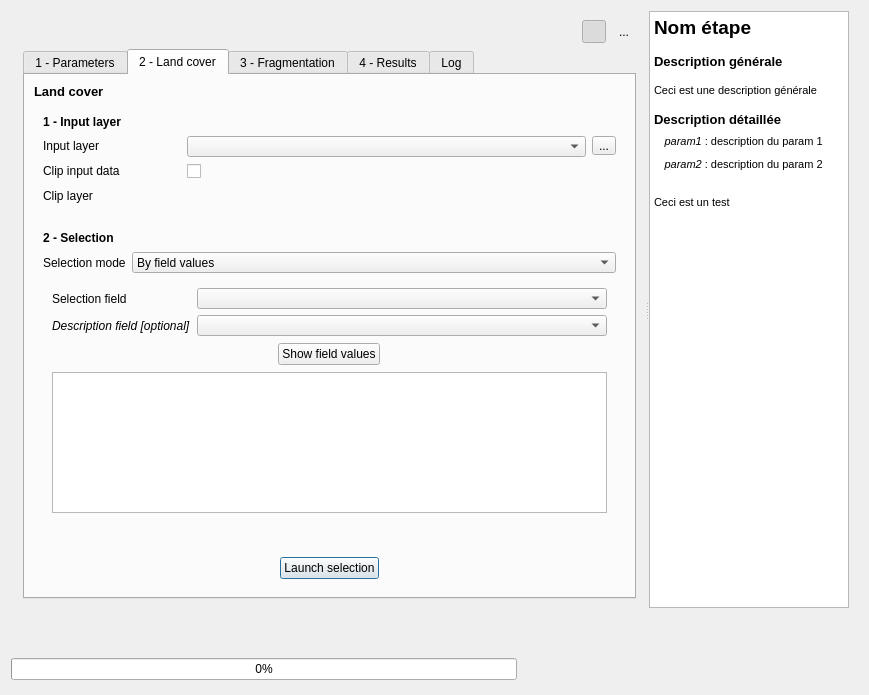
Old version of the form FragScape_dialog_base.ui in the repository MathieuChailloux/FragScape.
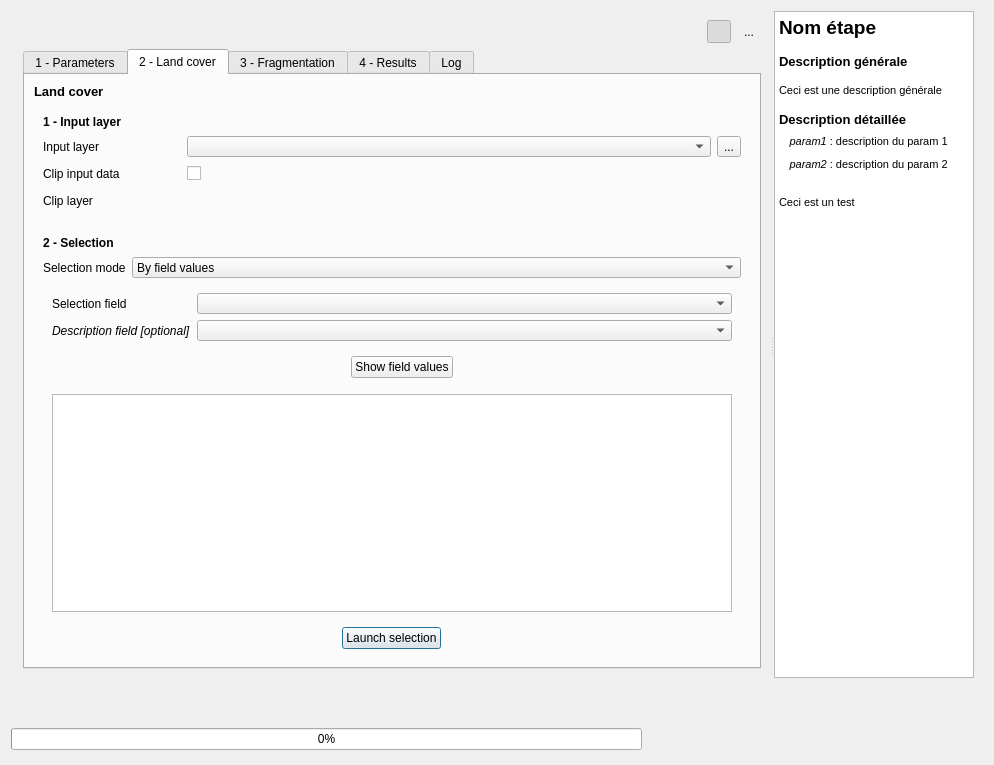
New version of the form. The open tabs and pages were chosen to show the change. Icons and pictures are not drawn. Custom widgets are drawn as their Qt base class.

Commit message: Import/export for landuse field values.

Patch:
```diff
--- a/FragScape_dialog_base.ui
+++ b/FragScape_dialog_base.ui
@@ -6,8 +6,8 @@
    <rect>
     <x>0</x>
     <y>0</y>
-    <width>869</width>
-    <height>695</height>
+    <width>994</width>
+    <height>765</height>
    </rect>
   </property>
   <property name="sizePolicy">
@@ -82,8 +82,8 @@
            <rect>
             <x>0</x>
             <y>0</y>
-            <width>635</width>
-            <height>601</height>
+            <width>759</width>
+            <height>671</height>
            </rect>
           </property>
           <property name="sizePolicy">
@@ -92,6 +92,12 @@
             <verstretch>0</verstretch>
            </sizepolicy>
           </property>
+          <property name="maximumSize">
+           <size>
+            <width>16777215</width>
+            <height>16777215</height>
+           </size>
+          </property>
           <layout class="QGridLayout" name="gridLayout_6">
            <item row="0" column="0">
             <widget class="QToolButton" name="openProject">
@@ -259,7 +265,7 @@
            <item row="1" column="0" colspan="7">
             <widget class="QTabWidget" name="mTabWidget">
              <property name="sizePolicy">
-              <sizepolicy hsizetype="Expanding" vsizetype="Expanding">
+              <sizepolicy hsizetype="Expanding" vsizetype="Minimum">
                <horstretch>2</horstretch>
                <verstretch>0</verstretch>
               </sizepolicy>
@@ -1026,21 +1032,76 @@
                          <enum>QFrame::Raised</enum>
                         </property>
                         <layout class="QHBoxLayout" name="horizontalLayout">
-                         <property name="spacing">
-                          <number>0</number>
-                         </property>
-                         <property name="leftMargin">
-                          <number>0</number>
-                         </property>
-                         <property name="topMargin">
-                          <number>0</number>
-                         </property>
-                         <property name="rightMargin">
-                          <number>0</number>
-                         </property>
-                         <property name="bottomMargin">
-                          <number>0</number>
-                         </property>
+                         <item>
+                          <widget class="QToolButton" name="landuseOpenTable">
+                           <property name="toolTip">
+                            <string>Import field values from CSV file</string>
+                           </property>
+                           <property name="text">
+                            <string/>
+                           </property>
+                           <property name="icon">
+                            <iconset resource="resources.qrc">
+                             <normaloff>:/plugins/FragScape/icons/mActionFileOpen.svg</normaloff>:/plugins/FragScape/icons/mActionFileOpen.svg</iconset>
+                           </property>
+                           <property name="autoRaise">
+                            <bool>true</bool>
+                           </property>
+                          </widget>
+                         </item>
+                         <item>
+                          <widget class="QToolButton" name="landuseSaveTable">
+                           <property name="sizePolicy">
+                            <sizepolicy hsizetype="Fixed" vsizetype="Fixed">
+                             <horstretch>0</horstretch>
+                             <verstretch>0</verstretch>
+                            </sizepolicy>
+                           </property>
+                           <property name="toolTip">
+                            <string>Export field values to CSV file</string>
+                           </property>
+                           <property name="text">
+                            <string/>
+                           </property>
+                           <property name="icon">
+                            <iconset resource="resources.qrc">
+                             <normaloff>:/plugins/FragScape/icons/mActionFileSaveAs.svg</normaloff>:/plugins/FragScape/icons/mActionFileSaveAs.svg</iconset>
+                           </property>
+                           <property name="autoRaise">
+                            <bool>true</bool>
+                           </property>
+                          </widget>
+                         </item>
+                         <item>
+                          <widget class="QToolButton" name="landuseRemove">
+                           <property name="toolTip">
+                            <string>Delete selected lines</string>
+                           </property>
+                           <property name="text">
+                            <string/>
+                           </property>
+                           <property name="icon">
+                            <iconset resource="resources.qrc">
+                             <normaloff>:/plugins/FragScape/icons/mActionDeleteSelected.svg</normaloff>:/plugins/FragScape/icons/mActionDeleteSelected.svg</iconset>
+                           </property>
+                           <property name="autoRaise">
+                            <bool>true</bool>
+                           </property>
+                          </widget>
+                         </item>
+                         <item>
+                          <spacer name="horizontalSpacer_6">
+                           <property name="orientation">
+                            <enum>Qt::Horizontal</enum>
+                           </property>
+                           <property name="sizeHint" stdset="0">
+                            <size>
+                             <width>184</width>
+                             <height>20</height>
+                            </size>
+                           </property>
+                          </spacer>
+                         </item>
                          <item>
                           <widget class="QPushButton" name="landuseLoadFields">
                            <property name="sizePolicy">
@@ -1061,13 +1122,42 @@
                            </property>
                           </widget>
                          </item>
+                         <item>
+                          <spacer name="horizontalSpacer_8">
+                           <property name="orientation">
+                            <enum>Qt::Horizontal</enum>
+                           </property>
+                           <property name="sizeHint" stdset="0">
+                            <size>
+                             <width>184</width>
+                             <height>20</height>
+                            </size>
+                           </property>
+                          </spacer>
+                         </item>
+                         <item>
+                          <spacer name="horizontalSpacer_9">
+                           <property name="orientation">
+                            <enum>Qt::Horizontal</enum>
+                           </property>
+                           <property name="sizeType">
+                            <enum>QSizePolicy::Fixed</enum>
+                           </property>
+                           <property name="sizeHint" stdset="0">
+                            <size>
+                             <width>70</width>
+                             <height>20</height>
+                            </size>
+                           </property>
+                          </spacer>
+                         </item>
                         </layout>
                        </widget>
                       </item>
                       <item row="3" column="0" colspan="2">
                        <widget class="QTableView" name="landuseView">
                         <property name="sizePolicy">
-                         <sizepolicy hsizetype="Expanding" vsizetype="Preferred">
+                         <sizepolicy hsizetype="Expanding" vsizetype="MinimumExpanding">
                           <horstretch>0</horstretch>
                           <verstretch>0</verstretch>
                          </sizepolicy>
@@ -1089,23 +1179,6 @@
                         </property>
                        </widget>
                       </item>
-                      <item row="4" column="0">
-                       <widget class="QToolButton" name="landuseRemove">
-                        <property name="toolTip">
-                         <string>Delete selected lines</string>
-                        </property>
-                        <property name="text">
-                         <string/>
-                        </property>
-                        <property name="icon">
-                         <iconset resource="resources.qrc">
-                          <normaloff>:/plugins/FragScape/icons/mActionDeleteSelected.svg</normaloff>:/plugins/FragScape/icons/mActionDeleteSelected.svg</iconset>
-                        </property>
-                        <property name="autoRaise">
-                         <bool>true</bool>
-                        </property>
-                       </widget>
-                      </item>
                      </layout>
                     </widget>
                     <widget class="QWidget" name="page_2">
@@ -2384,18 +2457,18 @@
           <string>&lt;!DOCTYPE HTML PUBLIC &quot;-//W3C//DTD HTML 4.0//EN&quot; &quot;http://www.w3.org/TR/REC-html40/strict.dtd&quot;&gt;
 &lt;html&gt;&lt;head&gt;&lt;meta name=&quot;qrichtext&quot; content=&quot;1&quot; /&gt;&lt;style type=&quot;text/css&quot;&gt;
 p, li { white-space: pre-wrap; }
-&lt;/style&gt;&lt;/head&gt;&lt;body style=&quot; font-family:'Ubuntu'; font-size:11pt; font-weight:400; font-style:normal;&quot;&gt;
-&lt;p style=&quot; margin-top:0px; margin-bottom:0px; margin-left:0px; margin-right:0px; -qt-block-indent:0; text-indent:0px;&quot;&gt;&lt;span style=&quot; font-family:'MS Shell Dlg 2'; font-size:14pt; font-weight:600;&quot;&gt;Nom étape&lt;/span&gt;&lt;/p&gt;
-&lt;p style=&quot;-qt-paragraph-type:empty; margin-top:0px; margin-bottom:0px; margin-left:0px; margin-right:0px; -qt-block-indent:0; text-indent:0px; font-family:'MS Shell Dlg 2'; font-size:10pt; font-weight:600;&quot;&gt;&lt;br /&gt;&lt;/p&gt;
-&lt;p style=&quot; margin-top:0px; margin-bottom:0px; margin-left:0px; margin-right:0px; -qt-block-indent:0; text-indent:0px;&quot;&gt;&lt;span style=&quot; font-family:'MS Shell Dlg 2'; font-size:10pt; font-weight:600;&quot;&gt;Description générale&lt;/span&gt;&lt;/p&gt;
-&lt;p style=&quot;-qt-paragraph-type:empty; margin-top:0px; margin-bottom:0px; margin-left:0px; margin-right:0px; -qt-block-indent:0; text-indent:0px; font-family:'MS Shell Dlg 2'; font-size:10pt; font-weight:600;&quot;&gt;&lt;br /&gt;&lt;/p&gt;
-&lt;p style=&quot; margin-top:0px; margin-bottom:0px; margin-left:0px; margin-right:0px; -qt-block-indent:0; text-indent:0px;&quot;&gt;&lt;span style=&quot; font-family:'MS Shell Dlg 2'; font-size:8pt;&quot;&gt;Ceci est une description générale&lt;/span&gt;&lt;/p&gt;
-&lt;p style=&quot;-qt-paragraph-type:empty; margin-top:0px; margin-bottom:0px; margin-left:0px; margin-right:0px; -qt-block-indent:0; text-indent:0px; font-family:'MS Shell Dlg 2'; font-size:10pt; font-weight:600;&quot;&gt;&lt;br /&gt;&lt;/p&gt;
-&lt;p style=&quot; margin-top:0px; margin-bottom:0px; margin-left:0px; margin-right:0px; -qt-block-indent:0; text-indent:0px;&quot;&gt;&lt;span style=&quot; font-family:'MS Shell Dlg 2'; font-size:10pt; font-weight:600;&quot;&gt;Description détaillée&lt;/span&gt;&lt;/p&gt;
-&lt;p style=&quot; margin-top:0px; margin-bottom:0px; margin-left:0px; margin-right:0px; -qt-block-indent:0; text-indent:0px;&quot;&gt;&lt;span style=&quot; font-family:'MS Shell Dlg 2'; font-size:14pt; font-weight:600;&quot;&gt;  &lt;/span&gt;&lt;span style=&quot; font-family:'MS Shell Dlg 2'; font-size:8pt; font-style:italic;&quot;&gt;param1&lt;/span&gt;&lt;span style=&quot; font-family:'MS Shell Dlg 2'; font-size:8pt;&quot;&gt; : description du param 1&lt;/span&gt;&lt;/p&gt;
-&lt;p style=&quot; margin-top:0px; margin-bottom:0px; margin-left:0px; margin-right:0px; -qt-block-indent:0; text-indent:0px;&quot;&gt;&lt;span style=&quot; font-family:'MS Shell Dlg 2'; font-size:14pt; font-weight:600;&quot;&gt;  &lt;/span&gt;&lt;span style=&quot; font-family:'MS Shell Dlg 2'; font-size:8pt; font-style:italic;&quot;&gt;param2&lt;/span&gt;&lt;span style=&quot; font-family:'MS Shell Dlg 2'; font-size:8pt;&quot;&gt; : description du param 2&lt;/span&gt;&lt;/p&gt;
-&lt;p style=&quot;-qt-paragraph-type:empty; margin-top:0px; margin-bottom:0px; margin-left:0px; margin-right:0px; -qt-block-indent:0; text-indent:0px; font-family:'MS Shell Dlg 2'; font-size:14pt; font-weight:600;&quot;&gt;&lt;br /&gt;&lt;/p&gt;
-&lt;p style=&quot; margin-top:0px; margin-bottom:0px; margin-left:0px; margin-right:0px; -qt-block-indent:0; text-indent:0px;&quot;&gt;&lt;span style=&quot; font-family:'MS Shell Dlg 2'; font-size:8pt;&quot;&gt;Ceci est un test&lt;/span&gt;&lt;/p&gt;&lt;/body&gt;&lt;/html&gt;</string>
+&lt;/style&gt;&lt;/head&gt;&lt;body style=&quot; font-family:'MS Shell Dlg 2'; font-size:8.25pt; font-weight:400; font-style:normal;&quot;&gt;
+&lt;p style=&quot; margin-top:0px; margin-bottom:0px; margin-left:0px; margin-right:0px; -qt-block-indent:0; text-indent:0px;&quot;&gt;&lt;span style=&quot; font-size:14pt; font-weight:600;&quot;&gt;Nom étape&lt;/span&gt;&lt;/p&gt;
+&lt;p style=&quot;-qt-paragraph-type:empty; margin-top:0px; margin-bottom:0px; margin-left:0px; margin-right:0px; -qt-block-indent:0; text-indent:0px; font-size:10pt; font-weight:600;&quot;&gt;&lt;br /&gt;&lt;/p&gt;
+&lt;p style=&quot; margin-top:0px; margin-bottom:0px; margin-left:0px; margin-right:0px; -qt-block-indent:0; text-indent:0px;&quot;&gt;&lt;span style=&quot; font-size:10pt; font-weight:600;&quot;&gt;Description générale&lt;/span&gt;&lt;/p&gt;
+&lt;p style=&quot;-qt-paragraph-type:empty; margin-top:0px; margin-bottom:0px; margin-left:0px; margin-right:0px; -qt-block-indent:0; text-indent:0px; font-size:10pt; font-weight:600;&quot;&gt;&lt;br /&gt;&lt;/p&gt;
+&lt;p style=&quot; margin-top:0px; margin-bottom:0px; margin-left:0px; margin-right:0px; -qt-block-indent:0; text-indent:0px;&quot;&gt;&lt;span style=&quot; font-size:8pt;&quot;&gt;Ceci est une description générale&lt;/span&gt;&lt;/p&gt;
+&lt;p style=&quot;-qt-paragraph-type:empty; margin-top:0px; margin-bottom:0px; margin-left:0px; margin-right:0px; -qt-block-indent:0; text-indent:0px; font-size:10pt; font-weight:600;&quot;&gt;&lt;br /&gt;&lt;/p&gt;
+&lt;p style=&quot; margin-top:0px; margin-bottom:0px; margin-left:0px; margin-right:0px; -qt-block-indent:0; text-indent:0px;&quot;&gt;&lt;span style=&quot; font-size:10pt; font-weight:600;&quot;&gt;Description détaillée&lt;/span&gt;&lt;/p&gt;
+&lt;p style=&quot; margin-top:0px; margin-bottom:0px; margin-left:0px; margin-right:0px; -qt-block-indent:0; text-indent:0px;&quot;&gt;&lt;span style=&quot; font-size:14pt; font-weight:600;&quot;&gt;  &lt;/span&gt;&lt;span style=&quot; font-size:8pt; font-style:italic;&quot;&gt;param1&lt;/span&gt;&lt;span style=&quot; font-size:8pt;&quot;&gt; : description du param 1&lt;/span&gt;&lt;/p&gt;
+&lt;p style=&quot; margin-top:0px; margin-bottom:0px; margin-left:0px; margin-right:0px; -qt-block-indent:0; text-indent:0px;&quot;&gt;&lt;span style=&quot; font-size:14pt; font-weight:600;&quot;&gt;  &lt;/span&gt;&lt;span style=&quot; font-size:8pt; font-style:italic;&quot;&gt;param2&lt;/span&gt;&lt;span style=&quot; font-size:8pt;&quot;&gt; : description du param 2&lt;/span&gt;&lt;/p&gt;
+&lt;p style=&quot;-qt-paragraph-type:empty; margin-top:0px; margin-bottom:0px; margin-left:0px; margin-right:0px; -qt-block-indent:0; text-indent:0px; font-size:14pt; font-weight:600;&quot;&gt;&lt;br /&gt;&lt;/p&gt;
+&lt;p style=&quot; margin-top:0px; margin-bottom:0px; margin-left:0px; margin-right:0px; -qt-block-indent:0; text-indent:0px;&quot;&gt;&lt;span style=&quot; font-size:8pt;&quot;&gt;Ceci est un test&lt;/span&gt;&lt;/p&gt;&lt;/body&gt;&lt;/html&gt;</string>
          </property>
          <property name="openLinks">
           <bool>false</bool>
```
Left out of the diff: 171 changed lines with no effect on the pictures. The commit also changes 5 other files.
